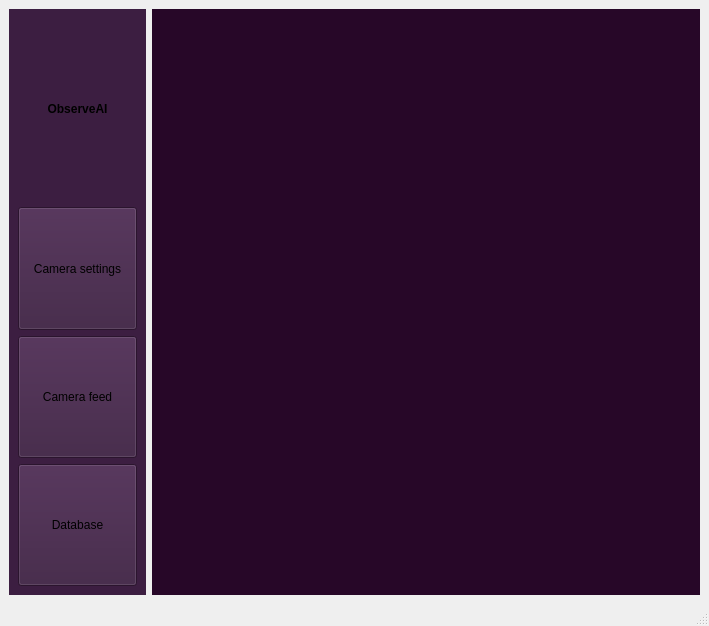
This is UIs/main.ui in Sahasvinandith/ObserveAI_main as Qt 5 draws it before an edit. The edited form follows.
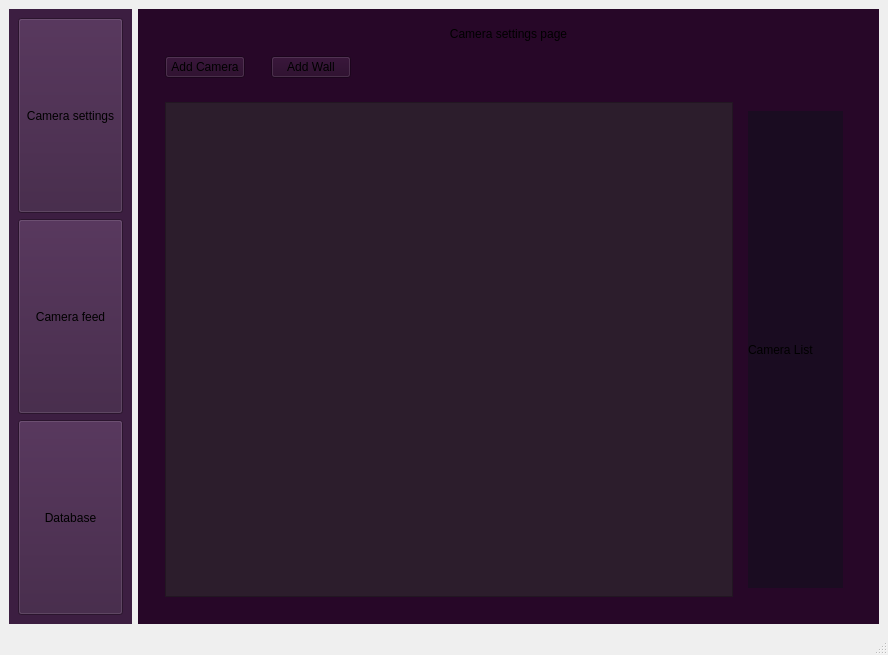
This is the edited form.

Commit message: Added a wall adding mechanism and dynamically changing mechanism.

Patch:
```diff
--- a/UIs/main.ui
+++ b/UIs/main.ui
@@ -6,8 +6,8 @@
    <rect>
     <x>0</x>
     <y>0</y>
-    <width>709</width>
-    <height>626</height>
+    <width>888</width>
+    <height>655</height>
    </rect>
   </property>
   <property name="minimumSize">
@@ -43,20 +43,7 @@
       </property>
       <layout class="QVBoxLayout" name="verticalLayout">
        <item>
-        <widget class="QLabel" name="label">
-         <property name="sizePolicy">
-          <sizepolicy hsizetype="Preferred" vsizetype="Expanding">
-           <horstretch>0</horstretch>
-           <verstretch>3</verstretch>
-          </sizepolicy>
-         </property>
-         <property name="text">
-          <string>&lt;html&gt;&lt;head/&gt;&lt;body&gt;&lt;p align=&quot;center&quot;&gt;&lt;span style=&quot; font-weight:700;&quot;&gt;ObserveAI&lt;/span&gt;&lt;/p&gt;&lt;/body&gt;&lt;/html&gt;</string>
-         </property>
-        </widget>
-       </item>
-       <item>
-        <widget class="QPushButton" name="pushButton_3">
+        <widget class="QPushButton" name="cam_set_btn">
          <property name="sizePolicy">
           <sizepolicy hsizetype="Minimum" vsizetype="Expanding">
            <horstretch>0</horstretch>
@@ -101,7 +88,7 @@
      <widget class="QWidget" name="Content" native="true">
       <property name="sizePolicy">
        <sizepolicy hsizetype="Expanding" vsizetype="Preferred">
-        <horstretch>4</horstretch>
+        <horstretch>6</horstretch>
         <verstretch>0</verstretch>
        </sizepolicy>
       </property>
@@ -114,6 +101,149 @@
       <property name="styleSheet">
        <string notr="true">background-color: rgb(39, 7, 40);</string>
       </property>
+      <layout class="QHBoxLayout" name="horizontalLayout">
+       <item>
+        <widget class="QStackedWidget" name="Content_stack">
+         <property name="currentIndex">
+          <number>0</number>
+         </property>
+         <widget class="QWidget" name="cam_settings_page">
+          <layout class="QVBoxLayout" name="verticalLayout_2">
+           <item>
+            <widget class="QLabel" name="label_2">
+             <property name="text">
+              <string>Camera settings page</string>
+             </property>
+             <property name="alignment">
+              <set>Qt::AlignmentFlag::AlignCenter</set>
+             </property>
+            </widget>
+           </item>
+           <item>
+            <widget class="QWidget" name="widget" native="true">
+             <property name="minimumSize">
+              <size>
+               <width>0</width>
+               <height>10</height>
+              </size>
+             </property>
+             <layout class="QHBoxLayout" name="horizontalLayout_5">
+              <item>
+               <widget class="QPushButton" name="add_camera_btn">
+                <property name="text">
+                 <string>Add Camera</string>
+                </property>
+               </widget>
+              </item>
+              <item>
+               <spacer name="horizontalSpacer_2">
+                <property name="orientation">
+                 <enum>Qt::Orientation::Horizontal</enum>
+                </property>
+                <property name="sizeType">
+                 <enum>QSizePolicy::Policy::Minimum</enum>
+                </property>
+                <property name="sizeHint" stdset="0">
+                 <size>
+                  <width>20</width>
+                  <height>20</height>
+                 </size>
+                </property>
+               </spacer>
+              </item>
+              <item>
+               <widget class="QPushButton" name="add_wall_btn">
+                <property name="text">
+                 <string>Add Wall</string>
+                </property>
+               </widget>
+              </item>
+              <item>
+               <spacer name="horizontalSpacer">
+                <property name="orientation">
+                 <enum>Qt::Orientation::Horizontal</enum>
+                </property>
+                <property name="sizeHint" stdset="0">
+                 <size>
+                  <width>40</width>
+                  <height>20</height>
+                 </size>
+                </property>
+               </spacer>
+              </item>
+             </layout>
+            </widget>
+           </item>
+           <item>
+            <widget class="QWidget" name="widget_2" native="true">
+             <layout class="QHBoxLayout" name="horizontalLayout_7">
+              <item>
+               <widget class="QGraphicsView" name="drag_area">
+                <property name="sizePolicy">
+                 <sizepolicy hsizetype="Expanding" vsizetype="Expanding">
+                  <horstretch>5</horstretch>
+                  <verstretch>0</verstretch>
+                 </sizepolicy>
+                </property>
+                <property name="styleSheet">
+                 <string notr="true">background-color: rgb(44, 29, 44);
+border-color: rgb(34, 34, 34);</string>
+                </property>
+               </widget>
+              </item>
+              <item>
+               <widget class="QWidget" name="widget_3" native="true">
+                <property name="sizePolicy">
+                 <sizepolicy hsizetype="Preferred" vsizetype="Preferred">
+                  <horstretch>1</horstretch>
+                  <verstretch>0</verstretch>
+                 </sizepolicy>
+                </property>
+                <layout class="QHBoxLayout" name="horizontalLayout_6">
+                 <item>
+                  <widget class="QLabel" name="label_5">
+                   <property name="styleSheet">
+                    <string notr="true">background-color: rgb(26, 12, 33);
+border-color: rgb(91, 42, 9);</string>
+                   </property>
+                   <property name="text">
+                    <string>Camera List</string>
+                   </property>
+                  </widget>
+                 </item>
+                </layout>
+               </widget>
+              </item>
+             </layout>
+            </widget>
+           </item>
+          </layout>
+         </widget>
+         <widget class="QWidget" name="cam_feed_page">
+          <layout class="QHBoxLayout" name="horizontalLayout_4">
+           <item>
+            <widget class="QLabel" name="label_3">
+             <property name="text">
+              <string>Cam Feed page</string>
+             </property>
+            </widget>
+           </item>
+          </layout>
+         </widget>
+         <widget class="QWidget" name="database_page">
+          <layout class="QHBoxLayout" name="horizontalLayout_3">
+           <item>
+            <widget class="QLabel" name="label_4">
+             <property name="text">
+              <string>Database</string>
+             </property>
+            </widget>
+           </item>
+          </layout>
+         </widget>
+        </widget>
+       </item>
+      </layout>
      </widget>
     </item>
    </layout>
```
Left out of the diff: 27 changed lines with no effect on the pictures. The commit also changes 2 other files.
